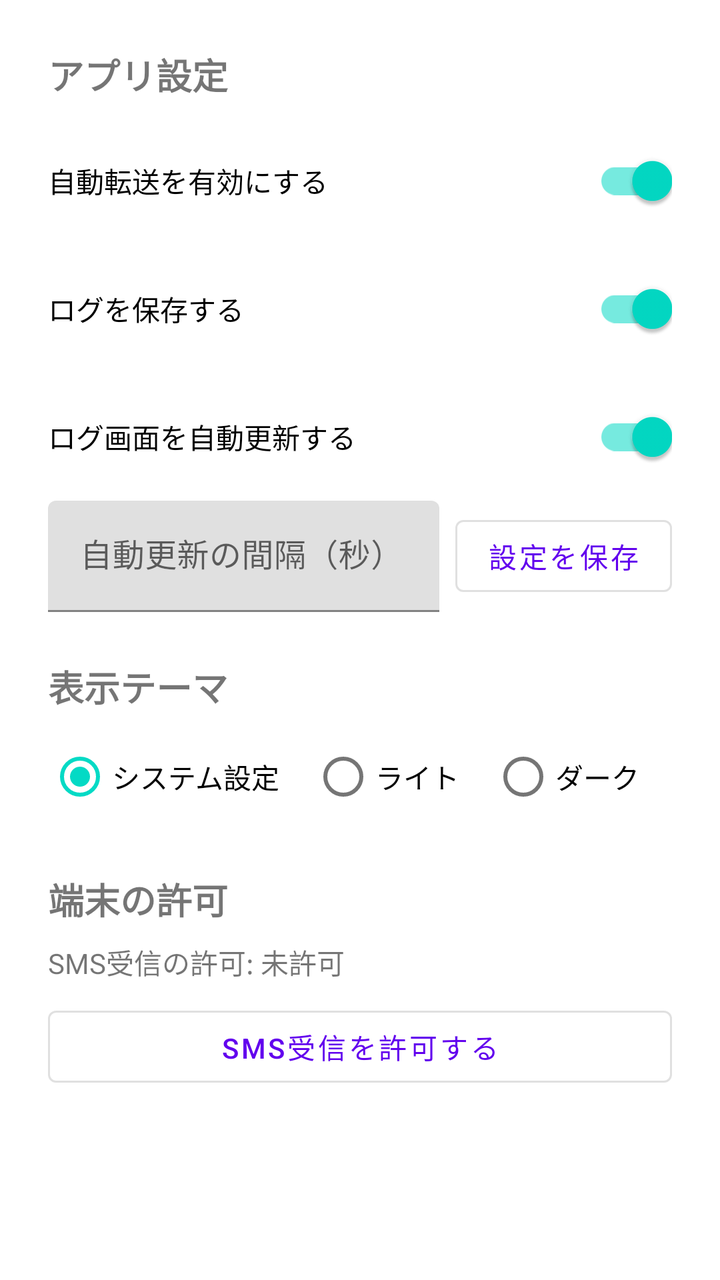
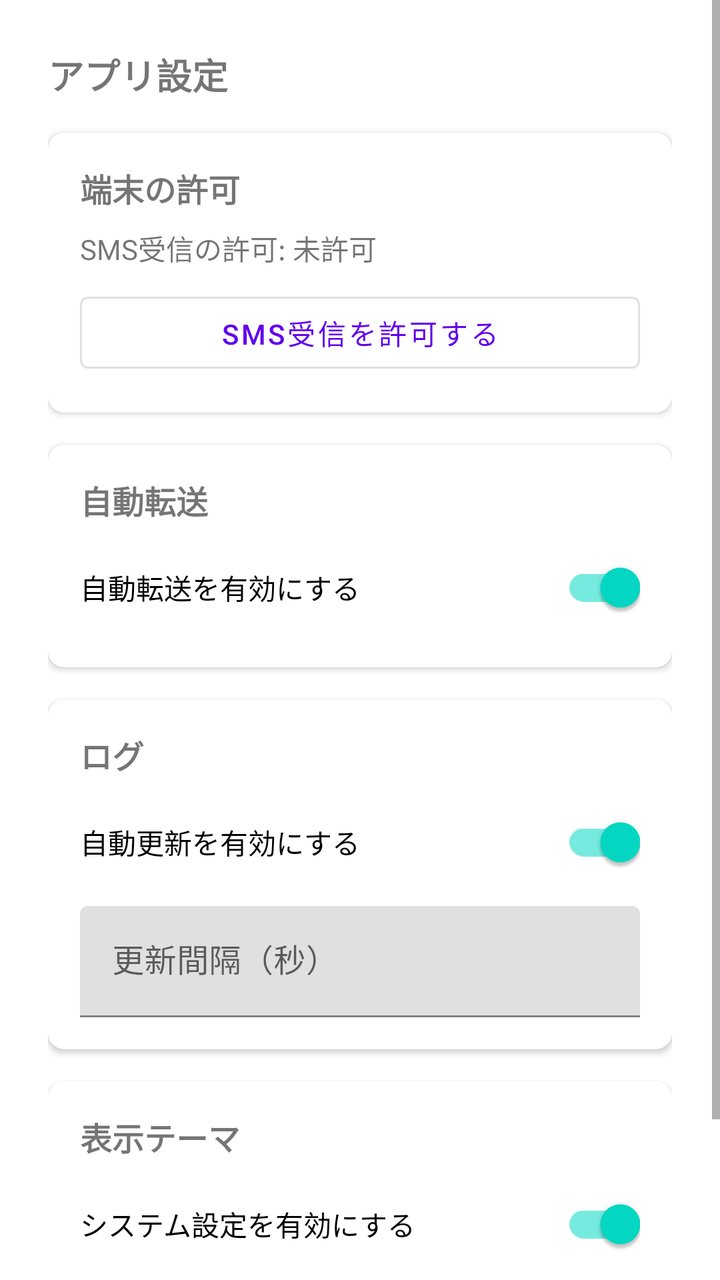

The first picture is an Android layout as it rendered before a commit; the second is the same layout after the commit. The layout source and the unified diff follow.
<!-- AndroidManifest.xml: application theme Theme.SmsToKintone -->
<!-- res/layout/activity_app_settings.xml -->
<?xml version="1.0" encoding="utf-8"?>
<ScrollView xmlns:android="http://schemas.android.com/apk/res/android"
    xmlns:app="http://schemas.android.com/apk/res-auto"
    android:layout_width="match_parent"
    android:layout_height="match_parent">

    <LinearLayout
        android:layout_width="match_parent"
        android:layout_height="wrap_content"
        android:orientation="vertical"
        android:padding="24dp">

        <TextView
            android:layout_width="wrap_content"
            android:layout_height="wrap_content"
            android:layout_marginBottom="16dp"
            android:text="@string/app_settings_title"
            android:textSize="18sp"
            android:textStyle="bold" />

        <com.google.android.material.switchmaterial.SwitchMaterial
            android:id="@+id/swForwardingEnabled"
            android:layout_width="match_parent"
            android:layout_height="wrap_content"
            android:layout_marginBottom="16dp"
            android:checked="true"
            android:text="@string/switch_forwarding_enabled" />

        <com.google.android.material.switchmaterial.SwitchMaterial
            android:id="@+id/swLogEnabled"
            android:layout_width="match_parent"
            android:layout_height="wrap_content"
            android:layout_marginBottom="16dp"
            android:checked="true"
            android:text="@string/switch_log_enabled" />

        <com.google.android.material.switchmaterial.SwitchMaterial
            android:id="@+id/swAutoRefreshEnabled"
            android:layout_width="match_parent"
            android:layout_height="wrap_content"
            android:layout_marginBottom="8dp"
            android:checked="true"
            android:text="@string/switch_auto_refresh_enabled" />

        <LinearLayout
            android:layout_width="match_parent"
            android:layout_height="wrap_content"
            android:layout_marginBottom="24dp"
            android:gravity="center_vertical"
            android:orientation="horizontal">

            <com.google.android.material.textfield.TextInputLayout
                android:layout_width="0dp"
                android:layout_height="wrap_content"
                android:layout_marginEnd="8dp"
                android:layout_weight="1"
                android:hint="@string/hint_auto_refresh_interval">

                <com.google.android.material.textfield.TextInputEditText
                    android:id="@+id/etAutoRefreshInterval"
                    android:layout_width="match_parent"
                    android:layout_height="wrap_content"
                    android:inputType="number" />
            </com.google.android.material.textfield.TextInputLayout>

            <com.google.android.material.button.MaterialButton
                android:id="@+id/btnSaveAutoRefreshInterval"
                style="@style/Widget.MaterialComponents.Button.OutlinedButton"
                android:layout_width="wrap_content"
                android:layout_height="wrap_content"
                android:text="@string/btn_save" />
        </LinearLayout>

        <TextView
            android:layout_width="wrap_content"
            android:layout_height="wrap_content"
            android:layout_marginBottom="8dp"
            android:text="@string/label_theme_mode"
            android:textSize="18sp"
            android:textStyle="bold" />

        <RadioGroup
            android:id="@+id/rgThemeMode"
            android:layout_width="match_parent"
            android:layout_height="wrap_content"
            android:layout_marginBottom="24dp"
            android:orientation="horizontal">

            <RadioButton
                android:id="@+id/rbThemeSystem"
                android:layout_width="wrap_content"
                android:layout_height="wrap_content"
                android:checked="true"
                android:text="@string/rb_theme_system" />

            <RadioButton
                android:id="@+id/rbThemeLight"
                android:layout_width="wrap_content"
                android:layout_height="wrap_content"
                android:layout_marginStart="16dp"
                android:text="@string/rb_theme_light" />

            <RadioButton
                android:id="@+id/rbThemeDark"
                android:layout_width="wrap_content"
                android:layout_height="wrap_content"
                android:layout_marginStart="16dp"
                android:text="@string/rb_theme_dark" />
        </RadioGroup>

        <TextView
            android:layout_width="wrap_content"
            android:layout_height="wrap_content"
            android:layout_marginBottom="8dp"
            android:text="@string/section_permission"
            android:textSize="18sp"
            android:textStyle="bold" />

        <TextView
            android:id="@+id/tvPermissionStatus"
            android:layout_width="wrap_content"
            android:layout_height="wrap_content"
            android:layout_marginBottom="8dp"
            android:text="@string/permission_status_denied" />

        <com.google.android.material.button.MaterialButton
            android:id="@+id/btnRequestPermission"
            style="@style/Widget.MaterialComponents.Button.OutlinedButton"
            android:layout_width="match_parent"
            android:layout_height="wrap_content"
            android:text="@string/btn_request_permission" />

    </LinearLayout>
</ScrollView>
<!-- resources referenced by this layout -->
<resources>
  <string name="app_settings_title">アプリ設定</string>
  <string name="btn_request_permission">SMS受信を許可する</string>
  <string name="btn_save">設定を保存</string>
  <string name="hint_auto_refresh_interval">自動更新の間隔（秒）</string>
  <string name="label_theme_mode">表示テーマ</string>
  <string name="permission_status_denied">SMS受信の許可: 未許可</string>
  <string name="rb_theme_dark">ダーク</string>
  <string name="rb_theme_light">ライト</string>
  <string name="rb_theme_system">システム設定</string>
  <string name="section_permission">端末の許可</string>
  <string name="switch_auto_refresh_enabled">ログ画面を自動更新する</string>
  <string name="switch_forwarding_enabled">自動転送を有効にする</string>
  <string name="switch_log_enabled">ログを保存する</string>
  <style name="Theme.SmsToKintone" parent="Theme.MaterialComponents.DayNight.NoActionBar">
          <item name="colorPrimary">@color/purple_500</item>
          <item name="colorPrimaryVariant">@color/purple_700</item>
          <item name="colorOnPrimary">@color/white</item>
          <item name="colorSecondary">@color/teal_200</item>
          <item name="colorSecondaryVariant">@color/teal_700</item>
          <item name="colorOnSecondary">@color/black</item>
      </style>
  <color name="purple_500">#6200EE</color>
  <color name="purple_700">#3700B3</color>
  <color name="white">#FFFFFFFF</color>
  <color name="teal_200">#03DAC5</color>
  <color name="teal_700">#018786</color>
  <color name="black">#FF000000</color>
</resources>

<!-- the commit's change to res/layout/activity_app_settings.xml (unified diff, before → after) -->
@@ -13,122 +13,172 @@
         <TextView
             android:layout_width="wrap_content"
             android:layout_height="wrap_content"
-            android:layout_marginBottom="16dp"
             android:text="@string/app_settings_title"
             android:textSize="18sp"
             android:textStyle="bold" />
 
-        <com.google.android.material.switchmaterial.SwitchMaterial
-            android:id="@+id/swForwardingEnabled"
+        <com.google.android.material.card.MaterialCardView
             android:layout_width="match_parent"
             android:layout_height="wrap_content"
-            android:layout_marginBottom="16dp"
-            android:checked="true"
-            android:text="@string/switch_forwarding_enabled" />
+            android:layout_marginTop="16dp"
+            app:cardElevation="2dp"
+            app:cardCornerRadius="8dp">
 
-        <com.google.android.material.switchmaterial.SwitchMaterial
-            android:id="@+id/swLogEnabled"
+            <LinearLayout
+                android:layout_width="match_parent"
+                android:layout_height="wrap_content"
+                android:orientation="vertical"
+                android:padding="16dp">
+
+                <TextView
+                    android:layout_width="wrap_content"
+                    android:layout_height="wrap_content"
+                    android:layout_marginBottom="8dp"
+                    android:text="@string/section_permission"
+                    android:textSize="16sp"
+                    android:textStyle="bold" />
+
+                <TextView
+                    android:id="@+id/tvPermissionStatus"
+                    android:layout_width="wrap_content"
+                    android:layout_height="wrap_content"
+                    android:layout_marginBottom="8dp"
+                    android:text="@string/permission_status_denied" />
+
+                <com.google.android.material.button.MaterialButton
+                    android:id="@+id/btnRequestPermission"
+                    style="@style/Widget.MaterialComponents.Button.OutlinedButton"
+                    android:layout_width="match_parent"
+                    android:layout_height="wrap_content"
+                    android:text="@string/btn_request_permission" />
+            </LinearLayout>
+        </com.google.android.material.card.MaterialCardView>
+
+        <com.google.android.material.card.MaterialCardView
             android:layout_width="match_parent"
             android:layout_height="wrap_content"
-            android:layout_marginBottom="16dp"
-            android:checked="true"
-            android:text="@string/switch_log_enabled" />
+            android:layout_marginTop="16dp"
+            app:cardElevation="2dp"
+            app:cardCornerRadius="8dp">
 
-        <com.google.android.material.switchmaterial.SwitchMaterial
-            android:id="@+id/swAutoRefreshEnabled"
+            <LinearLayout
+                android:layout_width="match_parent"
+                android:layout_height="wrap_content"
+                android:orientation="vertical"
+                android:padding="16dp">
+
+                <TextView
+                    android:layout_width="wrap_content"
+                    android:layout_height="wrap_content"
+                    android:layout_marginBottom="8dp"
+                    android:text="@string/section_forwarding"
+                    android:textSize="16sp"
+                    android:textStyle="bold" />
+
+                <com.google.android.material.switchmaterial.SwitchMaterial
+                    android:id="@+id/swForwardingEnabled"
+                    android:layout_width="match_parent"
+                    android:layout_height="wrap_content"
+                    android:checked="true"
+                    android:text="@string/switch_forwarding_enabled" />
+            </LinearLayout>
+        </com.google.android.material.card.MaterialCardView>
+
+        <com.google.android.material.card.MaterialCardView
             android:layout_width="match_parent"
             android:layout_height="wrap_content"
-            android:layout_marginBottom="8dp"
-            android:checked="true"
-            android:text="@string/switch_auto_refresh_enabled" />
+            android:layout_marginTop="16dp"
+            app:cardElevation="2dp"
+            app:cardCornerRadius="8dp">
 
-        <LinearLayout
+            <LinearLayout
+                android:layout_width="match_parent"
+                android:layout_height="wrap_content"
+                android:orientation="vertical"
+                android:padding="16dp">
+
+                <TextView
+                    android:layout_width="wrap_content"
+                    android:layout_height="wrap_content"
+                    android:layout_marginBottom="8dp"
+                    android:text="@string/section_log"
+                    android:textSize="16sp"
+                    android:textStyle="bold" />
+
+                <com.google.android.material.switchmaterial.SwitchMaterial
+                    android:id="@+id/swAutoRefreshEnabled"
+                    android:layout_width="match_parent"
+                    android:layout_height="wrap_content"
+                    android:layout_marginBottom="8dp"
+                    android:checked="true"
+                    android:text="@string/switch_auto_refresh_enabled" />
+
+                <com.google.android.material.textfield.TextInputLayout
+                    android:id="@+id/tilAutoRefreshInterval"
+                    android:layout_width="match_parent"
+                    android:layout_height="wrap_content"
+                    android:hint="@string/hint_auto_refresh_interval">
+
+                    <com.google.android.material.textfield.TextInputEditText
+                        android:id="@+id/etAutoRefreshInterval"
+                        android:layout_width="match_parent"
+                        android:layout_height="wrap_content"
+                        android:inputType="number" />
+                </com.google.android.material.textfield.TextInputLayout>
+            </LinearLayout>
+        </com.google.android.material.card.MaterialCardView>
+
+        <com.google.android.material.card.MaterialCardView
             android:layout_width="match_parent"
             android:layout_height="wrap_content"
-            android:layout_marginBottom="24dp"
-            android:gravity="center_vertical"
-            android:orientation="horizontal">
+            android:layout_marginTop="16dp"
+            app:cardElevation="2dp"
+            app:cardCornerRadius="8dp">
 
-            <com.google.android.material.textfield.TextInputLayout
-                android:layout_width="0dp"
+            <LinearLayout
+                android:layout_width="match_parent"
                 android:layout_height="wrap_content"
-                android:layout_marginEnd="8dp"
-                android:layout_weight="1"
-                android:hint="@string/hint_auto_refresh_interval">
+                android:orientation="vertical"
+                android:padding="16dp">
 
-                <com.google.android.material.textfield.TextInputEditText
-                    android:id="@+id/etAutoRefreshInterval"
+                <TextView
+                    android:layout_width="wrap_content"
+                    android:layout_height="wrap_content"
+                    android:layout_marginBottom="8dp"
+                    android:text="@string/label_theme_mode"
+                    android:textSize="16sp"
+                    android:textStyle="bold" />
+
+                <com.google.android.material.switchmaterial.SwitchMaterial
+                    android:id="@+id/swThemeFollowSystem"
                     android:layout_width="match_parent"
                     android:layout_height="wrap_content"
-                    android:inputType="number" />
-            </com.google.android.material.textfield.TextInputLayout>
+                    android:layout_marginBottom="8dp"
+                    android:checked="true"
+                    android:text="@string/switch_theme_follow_system" />
 
-            <com.google.android.material.button.MaterialButton
-                android:id="@+id/btnSaveAutoRefreshInterval"
-                style="@style/Widget.MaterialComponents.Button.OutlinedButton"
-                android:layout_width="wrap_content"
-                android:layout_height="wrap_content"
-                android:text="@string/btn_save" />
-        </LinearLayout>
+                <RadioGroup
+                    android:id="@+id/rgThemeLightDark"
+                    android:layout_width="match_parent"
+                    android:layout_height="wrap_content"
+                    android:orientation="horizontal">
 
-        <TextView
-            android:layout_width="wrap_content"
-            android:layout_height="wrap_content"
-            android:layout_marginBottom="8dp"
-            android:text="@string/label_theme_mode"
-            android:textSize="18sp"
-            android:textStyle="bold" />
+                    <RadioButton
+                        android:id="@+id/rbThemeLight"
+                        android:layout_width="wrap_content"
+                        android:layout_height="wrap_content"
+                        android:checked="true"
+                        android:text="@string/rb_theme_light" />
 
-        <RadioGroup
-            android:id="@+id/rgThemeMode"
-            android:layout_width="match_parent"
-            android:layout_height="wrap_content"
-            android:layout_marginBottom="24dp"
-            android:orientation="horizontal">
-
-            <RadioButton
-                android:id="@+id/rbThemeSystem"
-                android:layout_width="wrap_content"
-                android:layout_height="wrap_content"
-                android:checked="true"
-                android:text="@string/rb_theme_system" />
-
-            <RadioButton
-                android:id="@+id/rbThemeLight"
-                android:layout_width="wrap_content"
-                android:layout_height="wrap_content"
-                android:layout_marginStart="16dp"
-                android:text="@string/rb_theme_light" />
-
-            <RadioButton
-                android:id="@+id/rbThemeDark"
-                android:layout_width="wrap_content"
-                android:layout_height="wrap_content"
-                android:layout_marginStart="16dp"
-                android:text="@string/rb_theme_dark" />
-        </RadioGroup>
-
-        <TextView
-            android:layout_width="wrap_content"
-            android:layout_height="wrap_content"
-            android:layout_marginBottom="8dp"
-            android:text="@string/section_permission"
-            android:textSize="18sp"
-            android:textStyle="bold" />
-
-        <TextView
-            android:id="@+id/tvPermissionStatus"
-            android:layout_width="wrap_content"
-            android:layout_height="wrap_content"
-            android:layout_marginBottom="8dp"
-            android:text="@string/permission_status_denied" />
-
-        <com.google.android.material.button.MaterialButton
-            android:id="@+id/btnRequestPermission"
-            style="@style/Widget.MaterialComponents.Button.OutlinedButton"
-            android:layout_width="match_parent"
-            android:layout_height="wrap_content"
-            android:text="@string/btn_request_permission" />
+                    <RadioButton
+                        android:id="@+id/rbThemeDark"
+                        android:layout_width="wrap_content"
+                        android:layout_height="wrap_content"
+                        android:layout_marginStart="16dp"
+                        android:text="@string/rb_theme_dark" />
+                </RadioGroup>
+            </LinearLayout>
+        </com.google.android.material.card.MaterialCardView>
 
     </LinearLayout>
 </ScrollView>
<!-- resource entries referenced after the edit -->
@@ -2,17 +2,17 @@
 <resources>
   <string name="app_settings_title">アプリ設定</string>
   <string name="btn_request_permission">SMS受信を許可する</string>
-  <string name="btn_save">設定を保存</string>
-  <string name="hint_auto_refresh_interval">自動更新の間隔（秒）</string>
+  <string name="hint_auto_refresh_interval">更新間隔（秒）</string>
   <string name="label_theme_mode">表示テーマ</string>
   <string name="permission_status_denied">SMS受信の許可: 未許可</string>
   <string name="rb_theme_dark">ダーク</string>
   <string name="rb_theme_light">ライト</string>
-  <string name="rb_theme_system">システム設定</string>
+  <string name="section_forwarding">自動転送</string>
+  <string name="section_log">ログ</string>
   <string name="section_permission">端末の許可</string>
-  <string name="switch_auto_refresh_enabled">ログ画面を自動更新する</string>
+  <string name="switch_auto_refresh_enabled">自動更新を有効にする</string>
   <string name="switch_forwarding_enabled">自動転送を有効にする</string>
-  <string name="switch_log_enabled">ログを保存する</string>
+  <string name="switch_theme_follow_system">システム設定を有効にする</string>
   <style name="Theme.SmsToKintone" parent="Theme.MaterialComponents.DayNight.NoActionBar">
           <item name="colorPrimary">@color/purple_500</item>
           <item name="colorPrimaryVariant">@color/purple_700</item>
